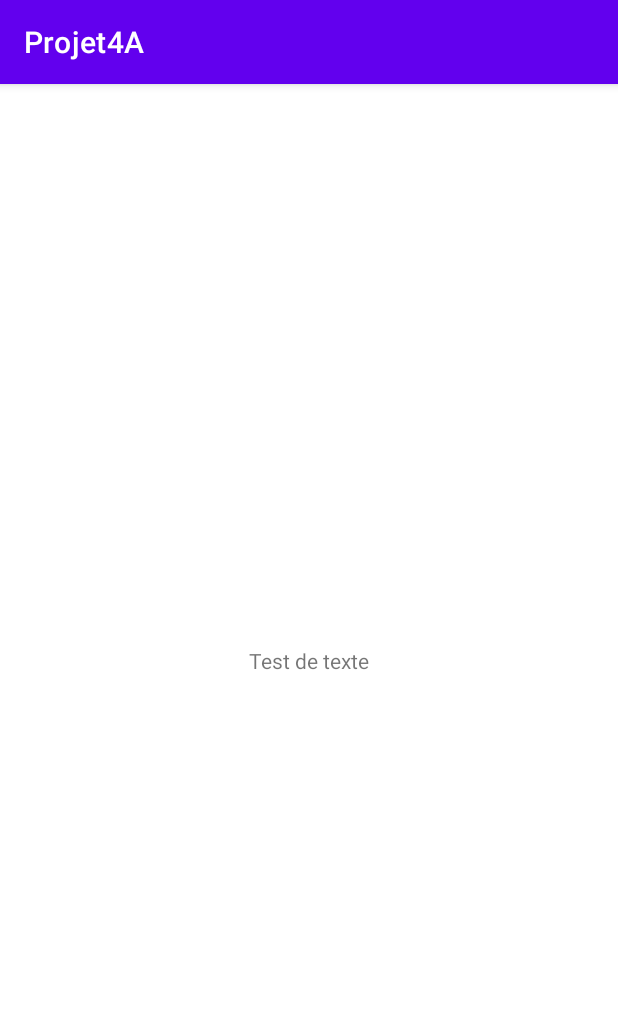
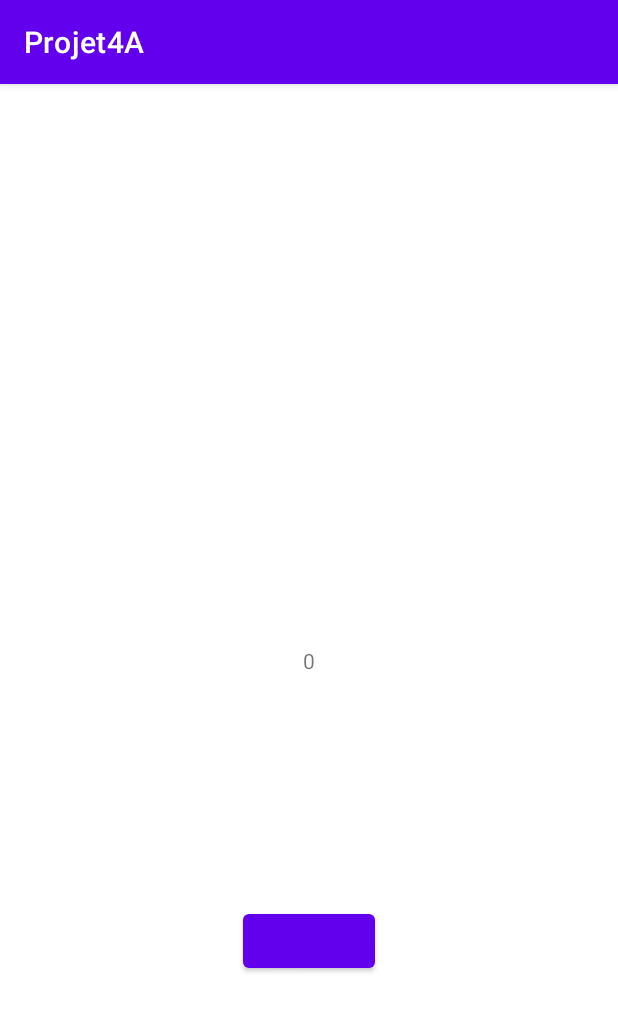
Before and after one commit to Guilhemnespoulous/Kotlin-Android-Project, an Android app: the screen it shows after launch (MainActivity), on a phone screen of 412 x 824 dp. Shown: the top 1012 px of the screen. Run offline under Robolectric (Android 15) with nearby library versions, the phone set to English and light mode, and no system bars.

```diff
--- a/app/src/main/java/com/example/projet4a/MainActivity.kt
+++ b/app/src/main/java/com/example/projet4a/MainActivity.kt
@@ -14,8 +14,11 @@ class MainActivity : AppCompatActivity() {
         super.onCreate(savedInstanceState)
         setContentView(R.layout.activity_main)
 
-        mainViewModel.texte.observe(this, Observer {
-            value -> main_text.text = value
+        main_button.setOnClickListener{
+            mainViewModel.onCLickedIncrement()
+        }
+        mainViewModel.counter.observe(this, Observer {
+            value -> main_text.text = value.toString()
         })
     }
 }
--- a/app/src/main/java/com/example/projet4a/MainViewModel.kt
+++ b/app/src/main/java/com/example/projet4a/MainViewModel.kt
@@ -5,9 +5,12 @@ import androidx.lifecycle.ViewModel
 
 class MainViewModel : ViewModel(){
 
-    val texte: MutableLiveData<String> = MutableLiveData()
+    val counter: MutableLiveData<Int> = MutableLiveData()
 
     init{
-        texte.value = "Test de texte"
+        counter.value = 0
+    }
+    fun onCLickedIncrement(){
+        counter.value = (counter.value ?: 0) + 1;
     }
 }
--- a/app/src/main/res/layout/activity_main.xml
+++ b/app/src/main/res/layout/activity_main.xml
@@ -16,4 +16,14 @@
         app:layout_constraintRight_toRightOf="parent"
         app:layout_constraintTop_toTopOf="parent" />
 
+        <Button
+            android:id="@+id/main_button"
+            android:layout_width="wrap_content"
+            android:layout_height="wrap_content"
+            app:layout_constraintBottom_toBottomOf="parent"
+            app:layout_constraintLeft_toLeftOf="parent"
+            app:layout_constraintRight_toRightOf="parent"
+            app:layout_constraintTop_toTopOf="@+id/main_text"/>
+
+
 </androidx.constraintlayout.widget.ConstraintLayout>
```
